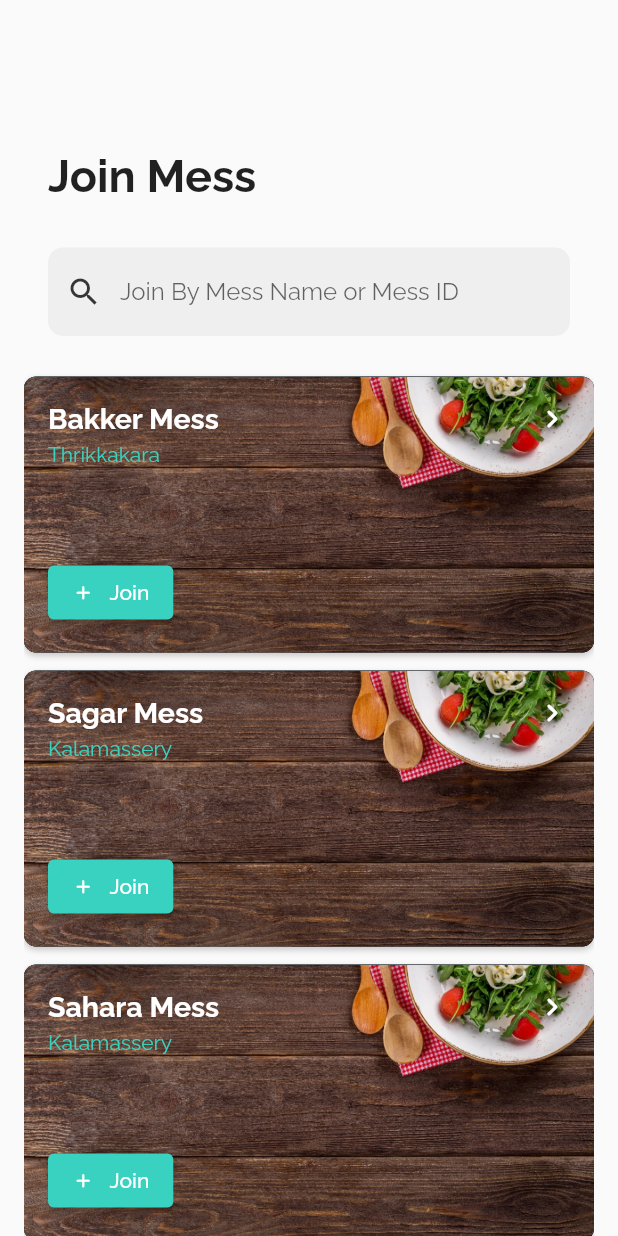
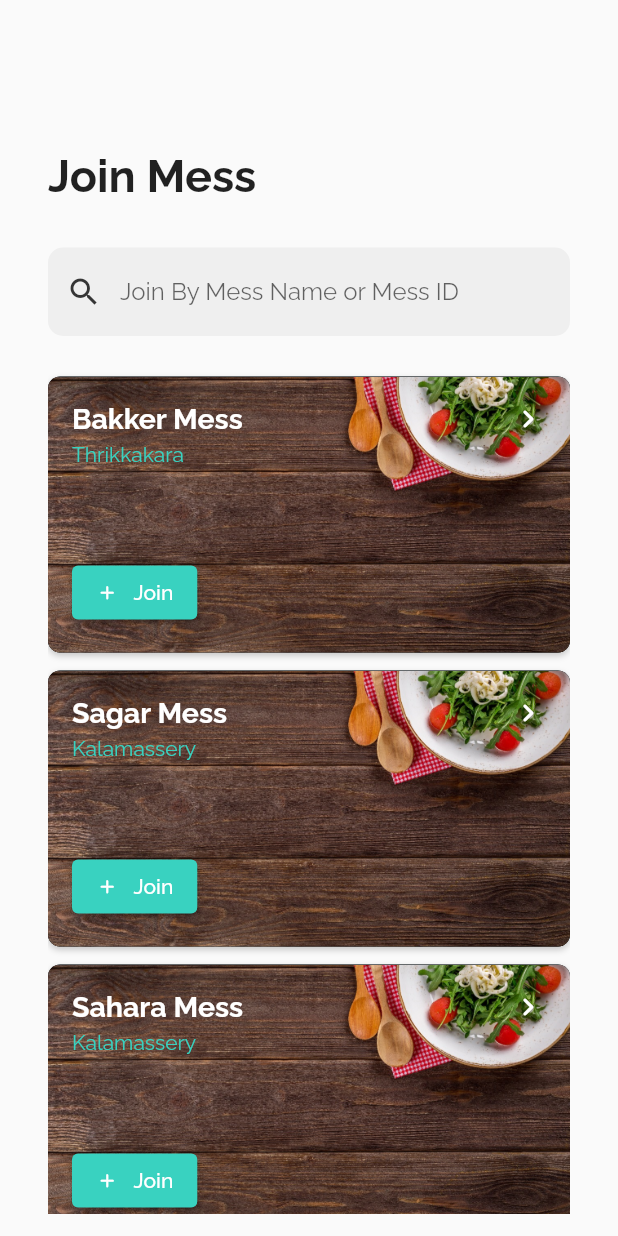
Before and after one commit to TeamFLEG/messapp, a Flutter app: the screen it shows after launch, after a tap on "Login", after a tap on "Temp Button", on a phone screen of 412 x 824 dp. Run offline on Flutter 3.47's test engine with Material 2 defaults, Android fonts, the phone set to English and light mode, and no system bars; our stand-ins replace cloud_firestore, email_validator, firebase_auth, firebase_core, google_sign_in; accounts and stored records are empty.

Commit message:
updated loginpage, registerpage, main, added 3 more files

```diff
--- a/lib/main.dart
+++ b/lib/main.dart
@@ -7,6 +7,7 @@ import 'package:messapp/screens/auth_page.dart';
 import 'package:messapp/screens/forgot_password_page.dart';
 import 'package:messapp/screens/mess_select.dart';
 import 'package:messapp/screens/user_dashboard.dart';
+import 'package:messapp/screens/join_mess.dart';
 import 'firebase_options.dart';
 // Color palette import
 import 'theme/palette.dart';
@@ -37,6 +38,7 @@ class MyApp extends StatelessWidget {
         '/userDashboard': (context) => const UserDashboard(),
         '/mess-select': (context) => const MessSelect(),
         '/forgotPassword': (context) => const ForgotPasswordPage(),
+        '/join-mess': (context) => const JoinMess(),
       },
       home: const MainPage(),
     );
--- a/lib/screens/join_mess.dart
+++ b/lib/screens/join_mess.dart
@@ -49,13 +49,6 @@ class _JoinMessState extends State<JoinMess> {
                       filled: true,
                       fillColor: const Color.fromRGBO(239, 239, 239, 1.0),
                     ),
-                    keyboardType: TextInputType.emailAddress,
-                    validator: (String? value) {
-                      if (value != null && value.isEmpty) {
-                        return 'Email field cannot be empty';
-                      }
-                      return null;
-                    },
                   ),
                   const SizedBox(
                     height: 15,
@@ -66,7 +59,7 @@ class _JoinMessState extends State<JoinMess> {
           ),
           Expanded(
             child: Padding(
-              padding: const EdgeInsetsDirectional.fromSTEB(16, 0, 16, 0),
+              padding: const EdgeInsetsDirectional.fromSTEB(32, 0, 32, 0),
               child: SingleChildScrollView(
                 child: Column(
                   mainAxisSize: MainAxisSize.max,
@@ -80,6 +73,10 @@ class _JoinMessState extends State<JoinMess> {
               ),
             ),
           ),
+
+          const SizedBox(
+            height: 15.0,
+          )
         ],
       ),
     );
--- a/lib/screens/login_page.dart
+++ b/lib/screens/login_page.dart
@@ -4,7 +4,8 @@ import 'package:flutter/material.dart';
 import 'package:messapp/main.dart';
 import 'package:messapp/utils/authentication.dart';
 import '../widgets/google_sign_in_button.dart';
-import 'package:messapp/screens/join_mess.dart';
+import 'package:messapp/widgets/primary_button.dart';
+import 'package:messapp/widgets/main_heading.dart';
 
 class LoginPage extends StatefulWidget {
   const LoginPage({Key? key, required this.onClickedSignUp}) : super(key: key);
@@ -39,20 +40,9 @@ class _LoginPageState extends State<LoginPage> {
             mainAxisAlignment: MainAxisAlignment.center,
             crossAxisAlignment: CrossAxisAlignment.stretch,
             children: <Widget>[
-              const Text(
-                "Hey,",
-                style: TextStyle(
-                  fontWeight: FontWeight.w700,
-                  fontSize: 30.0,
-                ),
-              ),
-              const Text(
-                "Login Now",
-                style: TextStyle(
-                  fontWeight: FontWeight.w700,
-                  fontSize: 30.0,
-                ),
-              ),
+              const MainHead(text: "Hey,"),
+              const MainHead(text: "Login Now"),
+
               Padding(
                 padding: const EdgeInsets.symmetric(vertical: 18.0),
                 child: RichText(
@@ -118,7 +108,8 @@ class _LoginPageState extends State<LoginPage> {
                             text: "Reset",
                             recognizer: TapGestureRecognizer()
                               ..onTap = () {
-                                navigatorKey.currentState!.pushNamed('/forgotPassword');
+                                navigatorKey.currentState!
+                                    .pushNamed('/forgotPassword');
                               }),
                       ]),
                 ),
@@ -126,42 +117,23 @@ class _LoginPageState extends State<LoginPage> {
               const SizedBox(
                 height: 30,
               ),
-              Padding(
-                padding: const EdgeInsets.symmetric(horizontal: 18.0),
-                child: ElevatedButton(
-                  onPressed: () {
+
+              PrimaryButton(
+                  btnName: "Login",
+                  action: () {
                     if (_formKey.currentState!.validate()) {
                       Authentication.loginUser(_emailController.text,
                           _passwordController.text, context);
                     }
-                  },
-                  child: const Text("Login"),
-                ),
-              ),
+                  }),
               const Padding(
                   padding: EdgeInsets.symmetric(horizontal: 18.0),
-                  child: GoogleSignInButton()
-              ),
-              Padding(
-                padding: const EdgeInsets.symmetric(horizontal: 18.0),
-                child: ElevatedButton(
-                  onPressed: () {
-                    Navigator.push(
-                      context,
-                      MaterialPageRoute(
-                        builder: (context) =>
-                         const JoinMess(),
-                      ),
-                    );
-                    // if (_formKey.currentState!.validate()) {
-                    //   Authentication.loginUser(_emailController.text,
-                    //       _passwordController.text, context);
-                    //   Authentication.loggedInStatus(context);
-                  },
-                  child: const Text("Temp Button"),
-                ),
-              ),
-
+                  child: GoogleSignInButton()),
+              PrimaryButton(
+                  btnName: "Temp Button",
+                  action: () {
+                    Navigator.pushNamed(context, '/join-mess');
+                  }),
             ],
           ),
         ),
--- /dev/null
+++ b/lib/widgets/main_heading.dart
@@ -0,0 +1,20 @@
+import 'package:flutter/material.dart';
+
+class MainHead extends StatelessWidget {
+
+  const MainHead({Key? key,
+    required this.text}): super(key: key);
+
+  final String text;
+
+  @override
+  Widget build(BuildContext context) {
+    return Text(
+      text,
+      style: const TextStyle(
+        fontWeight: FontWeight.w700,
+        fontSize: 30.0,
+      ),
+    );
+  }
+}
--- /dev/null
+++ b/lib/widgets/primary_button.dart
@@ -0,0 +1,22 @@
+import 'package:flutter/material.dart';
+
+class PrimaryButton extends StatelessWidget {
+
+  const PrimaryButton({Key? key,
+  required this.btnName,
+  required this.action}) : super(key : key);
+
+  final String btnName;
+  final Function action;
+
+  @override
+  Widget build(BuildContext context) {
+    return Padding(
+      padding: const EdgeInsets.symmetric(horizontal: 18.0),
+      child: ElevatedButton(
+        onPressed: () => action(),
+        child: Text(btnName),
+      ),
+    );
+  }
+}
```
Also changed, not shown: lib/screens/dashboard_model.dart (+0 -10 lines), lib/screens/register_page.dart (+5 -9 lines).
